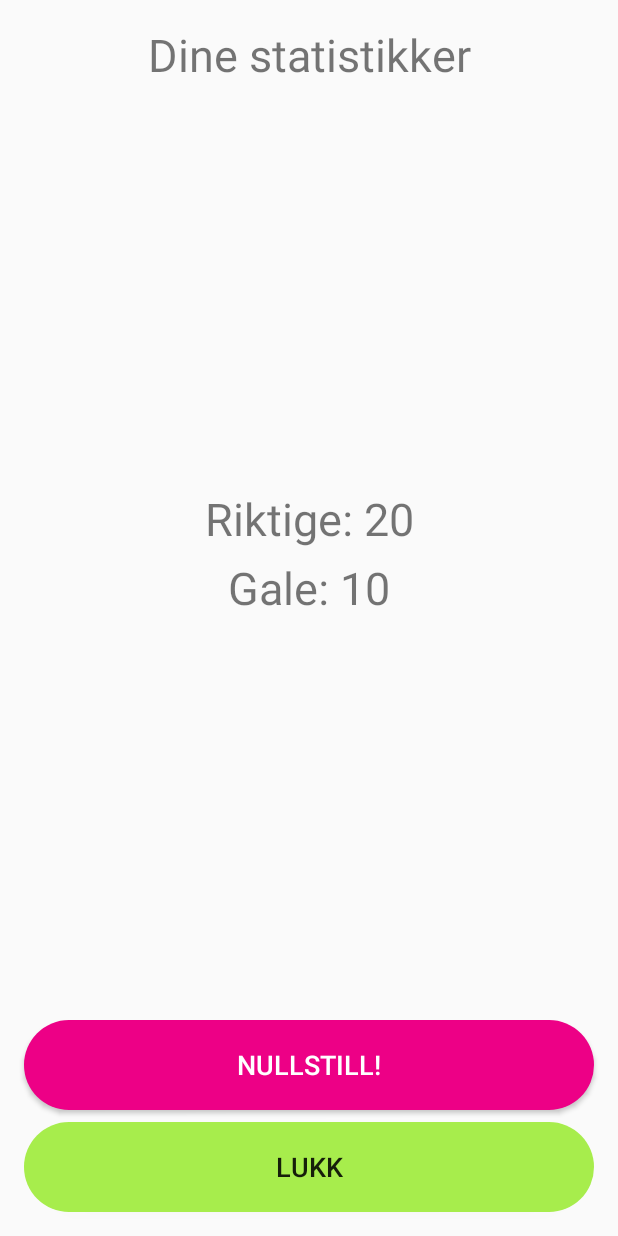
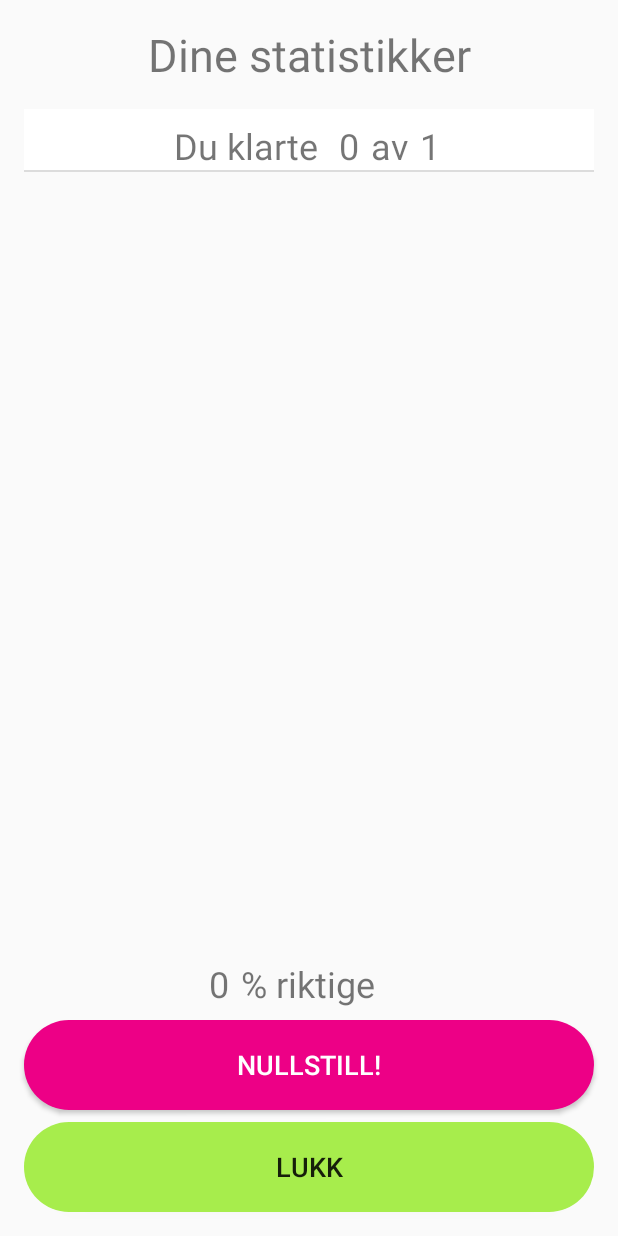
Before and after one commit to TobiasStrom/MatteApp, an Android app: the StatisticsActivity screen opened directly, with no data from a screen before it, on a phone screen of 412 x 824 dp. Run offline under Robolectric (Android 15) with nearby library versions, the phone set to English and light mode, and no system bars.

Commit message:
Fikset sånn at statesikk funker. men bare i portrett modus. La til prosent med den finker ikke.

```diff
--- a/app/src/main/java/com/tobiasstrom/s331392mappe1comtobiasstrom/GameActivity.java
+++ b/app/src/main/java/com/tobiasstrom/s331392mappe1comtobiasstrom/GameActivity.java
@@ -7,6 +7,7 @@ import android.content.Context;
 import android.content.Intent;
 import android.content.res.Configuration;
 import android.content.res.Resources;
+import android.os.Build;
 import android.os.Bundle;
 import android.util.DisplayMetrics;
 import android.util.Log;
@@ -39,8 +40,8 @@ public class GameActivity extends AppCompatActivity implements MyDialog.DialogCl
     private int wrongAwser = 0;
     Dialog myDialog;
     Button btnClose;
+    Button btn_restart;
     TextView txt_result_of, txt_result;
-    ArrayList<Statistics> statistics = new ArrayList<>();
 
 
     private static final String STATE_NUMBEROFQUESTION = "NumberOfQuestion";
@@ -57,7 +58,9 @@ public class GameActivity extends AppCompatActivity implements MyDialog.DialogCl
         Resources res = getResources();
         DisplayMetrics dm = res.getDisplayMetrics();
         Configuration cf = res.getConfiguration();
-        cf.setLocale(new Locale(landskode));
+        if (Build.VERSION.SDK_INT >= Build.VERSION_CODES.JELLY_BEAN_MR1) {
+            cf.setLocale(new Locale(landskode));
+        }
         res.updateConfiguration(cf,dm);
         getSharedPreferences("LANGUAGE",MODE_PRIVATE).edit().putString("landskode",landskode).apply();
     }
@@ -107,14 +110,7 @@ public class GameActivity extends AppCompatActivity implements MyDialog.DialogCl
         btn_game_9.setOnClickListener(listener);
 
         //Henter spørsmålene fra array.xml og legger det inn i et array
-        questions = getResources().getStringArray(R.array.questions);
-        answers = getResources().getStringArray(R.array.answers);
-
-        txt_game_question.setText(questions[questionNumber]+ " =");
-        txt_right_awser.setText(rightAwser+"");
-        txt_wrong_awser.setText(wrongAwser+"");
-
-        nextQuestion();
+        restartGame();
         myDialog = new Dialog(this);
     }
 
@@ -174,10 +170,8 @@ public class GameActivity extends AppCompatActivity implements MyDialog.DialogCl
 
             showPopup(view);
             Statistics anser = new Statistics(rightAwser,numberOfQuestions);
-            Statistics statistics1 = new Statistics(2,6);
-            statistics.add(statistics1);
-            statistics.add(anser);
-            Log.d(TAG, statistics.toString());
+            StatisticsBrain.statistics.add(anser);
+
 
             //Toast toast = Toast.makeText(context, text, duration);
             //toast.show();
@@ -231,10 +225,12 @@ public class GameActivity extends AppCompatActivity implements MyDialog.DialogCl
 
 
 
+
+
         myDialog.setContentView(R.layout.custon_pop_up);
+        btn_restart = (Button) myDialog.findViewById(R.id.btn_restart);
+        btnClose = (Button) myDialog.findViewById(R.id.btn_Close);
 
-        //txt_result.setTextSize(50);
-        btnClose = (Button) myDialog.findViewById(R.id.btn_Close);
         btnClose.setOnClickListener(new View.OnClickListener() {
             @Override
             public void onClick(View v) {
@@ -242,8 +238,35 @@ public class GameActivity extends AppCompatActivity implements MyDialog.DialogCl
                 finish();
             }
         });
+        btn_restart.setOnClickListener(new View.OnClickListener() {
+            @Override
+            public void onClick(View v) {
+                restartGame();
+                myDialog.dismiss();
+
+            }
+        });
+
         myDialog.show();
         //txt_result.setText("Hei");
+    }
+    public void restartGame(){
+        whichQuestion = 0;
+        questionNumber = 0;
+        rightAwser = 0;
+        wrongAwser = 0;
+
+        newNumber.setText("");
+        questions = getResources().getStringArray(R.array.questions);
+        answers = getResources().getStringArray(R.array.answers);
+
+        txt_game_question.setText(questions[questionNumber]+ " =");
+        txt_right_awser.setText(rightAwser+"");
+        txt_wrong_awser.setText(wrongAwser+"");
+
+        nextQuestion();
+
+
     }
 
 
--- a/app/src/main/java/com/tobiasstrom/s331392mappe1comtobiasstrom/Statistics.java
+++ b/app/src/main/java/com/tobiasstrom/s331392mappe1comtobiasstrom/Statistics.java
@@ -1,16 +1,21 @@
 package com.tobiasstrom.s331392mappe1comtobiasstrom;
+
+import android.util.Log;
 
 import java.util.ArrayList;
 
 public class Statistics {
     private int rightAnwser;
     private int numberQuestions;
-
-    ArrayList<Statistics> statistics = new ArrayList<>();
+    private static final String TAG = "Statistics";
 
     public Statistics(int rightAnwser, int numberQuestions) {
+
         this.rightAnwser = rightAnwser;
         this.numberQuestions = numberQuestions;
+    }
+    public void addStatistics(Statistics statistic){
+        StatisticsBrain.statistics.add(statistic);
     }
 
     @Override
@@ -21,4 +26,38 @@ public class Statistics {
                 '}';
     }
 
+    public int getRightAnwser() {
+        return rightAnwser;
+    }
+
+    public void setRightAnwser(int rightAnwser) {
+        this.rightAnwser = rightAnwser;
+    }
+
+    public int getNumberQuestions() {
+        return numberQuestions;
+    }
+
+    public void setNumberQuestions(int numberQuestions) {
+        this.numberQuestions = numberQuestions;
+    }
+    public static int prosent(){
+
+        int numberRigth = 0;
+        int numberQuestion = 0;
+        int prosent = 0;
+        if (!StatisticsBrain.statistics.isEmpty()){
+            for (Statistics statistics : StatisticsBrain.statistics){
+                numberRigth += statistics.getRightAnwser();
+                numberQuestion += statistics.getNumberQuestions();
+
+            }
+
+            prosent = ((numberRigth/numberQuestion)*100);
+            Log.e(TAG, "Riktige: " + numberRigth + " Totalt: " + numberQuestion + " Prosent: " + prosent );
+            return prosent;
+        }
+        System.out.println("Det er ingen spørmål");
+        return prosent;
+    }
 }
--- a/app/src/main/java/com/tobiasstrom/s331392mappe1comtobiasstrom/StatisticsActivity.java
+++ b/app/src/main/java/com/tobiasstrom/s331392mappe1comtobiasstrom/StatisticsActivity.java
@@ -4,13 +4,26 @@ import android.content.res.Configuration;
 import android.content.res.Resources;
 import android.os.Bundle;
 import android.util.DisplayMetrics;
+import android.util.Log;
+import android.view.Menu;
+import android.view.MenuItem;
 import android.view.View;
+import android.widget.ArrayAdapter;
+import android.widget.ListView;
+import android.widget.TextView;
 
+import androidx.annotation.NonNull;
 import androidx.appcompat.app.AppCompatActivity;
+import androidx.constraintlayout.widget.ConstraintLayout;
 
 import java.util.Locale;
 
 public class StatisticsActivity extends AppCompatActivity {
+    private static final String TAG = "StatisticsActivity";
+
+    ListView listView;
+    TextView textView;
+
     public void settland(String landskode) {
         Resources res = getResources();
         DisplayMetrics dm = res.getDisplayMetrics();
@@ -26,9 +39,20 @@ public class StatisticsActivity extends AppCompatActivity {
         settland(getSharedPreferences("LANGUAGE",MODE_PRIVATE).getString("landskode",""));
         super.onCreate(savedInstanceState);
         setContentView(R.layout.activity_statistics);
+        listView = (ListView) findViewById(R.id.xmlListViw);
+        StratisticsAdapter arrayAdapter = new StratisticsAdapter(this, R.layout.listview_row, StatisticsBrain.statistics);
+        listView.setAdapter(arrayAdapter);
+        textView = (TextView) findViewById(R.id.txt_posent);
+        textView.setText(Statistics.prosent()+"");
     }
     public void btnExitStatistics(View view) {
         this.finish();
-        //startActivity(new Intent(this, StatisticsActivity.class));
+    }
+
+    public void btnResetStatistics(View view) {
+        StatisticsBrain.statistics.clear();
+        listView = (ListView) findViewById(R.id.xmlListViw);
+        listView.setAdapter(null);
+
     }
 }
--- /dev/null
+++ b/app/src/main/java/com/tobiasstrom/s331392mappe1comtobiasstrom/StatisticsBrain.java
@@ -0,0 +1,8 @@
+package com.tobiasstrom.s331392mappe1comtobiasstrom;
+
+import java.util.ArrayList;
+
+public class StatisticsBrain {
+    public static ArrayList<Statistics> statistics = new ArrayList<>();
+
+}
--- /dev/null
+++ b/app/src/main/java/com/tobiasstrom/s331392mappe1comtobiasstrom/StratisticsAdapter.java
@@ -0,0 +1,62 @@
+package com.tobiasstrom.s331392mappe1comtobiasstrom;
+
+import android.content.Context;
+import android.util.Log;
+import android.view.LayoutInflater;
+import android.view.View;
+import android.view.ViewGroup;
+import android.widget.ArrayAdapter;
+import android.widget.TextView;
+
+import androidx.annotation.NonNull;
+import androidx.annotation.Nullable;
+
+
+import java.util.List;
+
+public class StratisticsAdapter extends ArrayAdapter {
+    private static final String TAG = "StratisticsAdapter";
+    private final int layoutResource;
+    private final LayoutInflater layoutInflater;
+    private List<Statistics> applications;
+
+
+    public StratisticsAdapter(@NonNull Context context, int resource, List<Statistics> application) {
+        super(context, resource);
+        this.layoutResource = resource;
+        this.layoutInflater = LayoutInflater.from(context);
+        this.applications = application;
+    }
+    @Override
+    public int getCount() {
+        return applications.size();
+    }
+
+    @NonNull
+    @Override
+    public View getView(int position, @Nullable View convertView, @NonNull ViewGroup parent) {
+        ViewHolder viewHolder;
+        if (convertView == null){
+            convertView = layoutInflater.inflate(layoutResource, parent, false);
+            viewHolder = new ViewHolder(convertView);
+            convertView.setTag(viewHolder);
+        } else{
+            viewHolder = (ViewHolder) convertView.getTag();
+        }
+
+        Statistics currentApp = applications.get(position);
+        viewHolder.tvRigth.setText(currentApp.getRightAnwser()+"");
+        viewHolder.tvNumber.setText(currentApp.getNumberQuestions()+"");
+        return convertView;
+    }
+    private class ViewHolder{
+        final TextView tvRigth;
+        final TextView tvNumber;
+
+        public ViewHolder(View v) {
+            this.tvRigth = v.findViewById(R.id.tvRigth);
+            this.tvNumber = v.findViewById(R.id.tvNumber);
+        }
+    }
+
+}
--- a/app/src/main/res/layout/activity_statistics.xml
+++ b/app/src/main/res/layout/activity_statistics.xml
@@ -2,9 +2,9 @@
 <androidx.constraintlayout.widget.ConstraintLayout xmlns:android="http://schemas.android.com/apk/res/android"
     xmlns:app="http://schemas.android.com/apk/res-auto"
     xmlns:tools="http://schemas.android.com/tools"
+    android:id="@+id/lvStatistics"
     android:layout_width="match_parent"
-    android:layout_height="match_parent"
-    >
+    android:layout_height="match_parent">
 
     <TextView
         android:id="@+id/txt_stats_title"
@@ -19,49 +19,6 @@
         app:layout_constraintStart_toStartOf="parent"
         app:layout_constraintTop_toTopOf="parent" />
 
-    <androidx.constraintlayout.widget.ConstraintLayout
-        android:layout_width="0dp"
-        android:layout_height="wrap_content"
-        android:layout_marginStart="8dp"
-        android:layout_marginLeft="8dp"
-        android:layout_marginEnd="8dp"
-        android:layout_marginRight="8dp"
-        app:layout_constraintBottom_toTopOf="@+id/btn_stats_reset"
-        app:layout_constraintEnd_toEndOf="parent"
-        app:layout_constraintStart_toStartOf="parent"
-        app:layout_constraintTop_toBottomOf="@+id/txt_stats_title">
-
-        <TextView
-            android:id="@+id/txt_stats_correct"
-            android:layout_width="wrap_content"
-            android:layout_height="wrap_content"
-            android:layout_margin="5dp"
-            android:layout_marginStart="8dp"
-            android:layout_marginTop="8dp"
-            android:layout_marginEnd="8dp"
-            android:text="@string/txt_stats_correct_test"
-            android:textSize="30sp"
-            app:layout_constraintEnd_toEndOf="parent"
-            app:layout_constraintStart_toStartOf="parent"
-            app:layout_constraintTop_toTopOf="parent" />
-
-        <TextView
-            android:id="@+id/txt_stats_wrong"
-            android:layout_width="wrap_content"
-            android:layout_height="wrap_content"
-            android:layout_margin="5dp"
-            android:layout_marginStart="8dp"
-            android:layout_marginTop="8dp"
-            android:layout_marginEnd="8dp"
-            android:layout_marginBottom="8dp"
-            android:text="@string/txt_stats_wrong_test"
-            android:textSize="30sp"
-            app:layout_constraintBottom_toBottomOf="parent"
-            app:layout_constraintEnd_toEndOf="parent"
-            app:layout_constraintStart_toStartOf="parent"
-            app:layout_constraintTop_toBottomOf="@+id/txt_stats_correct" />
-    </androidx.constraintlayout.widget.ConstraintLayout>
-
     <Button
         android:id="@+id/btn_stats_reset"
         android:layout_width="0dp"
@@ -75,6 +32,7 @@
         android:text="@string/btn_stats_reset"
         android:textColor="@android:color/white"
         android:textSize="18sp"
+        android:onClick="btnResetStatistics"
         app:layout_constraintBottom_toTopOf="@+id/button5"
         app:layout_constraintEnd_toEndOf="parent"
         app:layout_constraintHorizontal_bias="0.48"
@@ -97,4 +55,42 @@
         app:layout_constraintEnd_toEndOf="parent"
         app:layout_constraintHorizontal_bias="0.0"
         app:layout_constraintStart_toStartOf="parent" />
+
+    <ListView
+        android:id="@+id/xmlListViw"
+        android:layout_width="0dp"
+        android:layout_height="0dp"
+        android:layout_marginStart="16dp"
+        android:layout_marginLeft="16dp"
+        android:layout_marginTop="16dp"
+        android:layout_marginEnd="16dp"
+        android:layout_marginRight="16dp"
+        android:layout_marginBottom="8dp"
+        app:layout_constraintBottom_toTopOf="@+id/txt_posent"
+        app:layout_constraintEnd_toEndOf="parent"
+        app:layout_constraintStart_toStartOf="parent"
+        app:layout_constraintTop_toBottomOf="@+id/txt_stats_title" />
+
+    <TextView
+        android:id="@+id/txt_posent"
+        android:layout_width="wrap_content"
+        android:layout_height="wrap_content"
+        android:layout_marginBottom="8dp"
+        android:text="60"
+        android:textSize="24sp"
+        app:layout_constraintBottom_toTopOf="@+id/btn_stats_reset"
+        app:layout_constraintEnd_toEndOf="parent"
+        app:layout_constraintHorizontal_bias="0.35"
+        app:layout_constraintStart_toStartOf="parent" />
+
+    <TextView
+        android:id="@+id/textView9"
+        android:layout_width="wrap_content"
+        android:layout_height="wrap_content"
+        android:layout_marginStart="8dp"
+        android:layout_marginLeft="8dp"
+        android:text="% riktige"
+        android:textSize="24sp"
+        app:layout_constraintBaseline_toBaselineOf="@+id/txt_posent"
+        app:layout_constraintStart_toEndOf="@+id/txt_posent" />
 </androidx.constraintlayout.widget.ConstraintLayout>
--- /dev/null
+++ b/app/src/main/res/layout/listview_row.xml
@@ -0,0 +1,55 @@
+<?xml version="1.0" encoding="utf-8"?>
+<androidx.constraintlayout.widget.ConstraintLayout xmlns:android="http://schemas.android.com/apk/res/android"
+    xmlns:app="http://schemas.android.com/apk/res-auto"
+    xmlns:tools="http://schemas.android.com/tools"
+    android:layout_width="match_parent"
+    android:layout_height="match_parent"
+    android:background="#ffffff"
+    android:descendantFocusability="afterDescendants"
+    android:orientation="vertical">
+
+    <TextView
+        android:id="@+id/textView"
+        android:layout_width="wrap_content"
+        android:layout_height="wrap_content"
+        android:layout_marginTop="8dp"
+        android:text="Du klarte "
+        android:textSize="24sp"
+        app:layout_constraintEnd_toEndOf="parent"
+        app:layout_constraintHorizontal_bias="0.36"
+        app:layout_constraintStart_toStartOf="parent"
+        app:layout_constraintTop_toTopOf="parent" />
+
+    <TextView
+        android:id="@+id/tvRigth"
+        android:layout_width="wrap_content"
+        android:layout_height="wrap_content"
+        android:layout_marginStart="8dp"
+        android:layout_marginLeft="8dp"
+        android:text="8"
+        android:textSize="24sp"
+        app:layout_constraintBaseline_toBaselineOf="@+id/textView"
+        app:layout_constraintStart_toEndOf="@+id/textView" />
+
+    <TextView
+        android:id="@+id/textView8"
+        android:layout_width="wrap_content"
+        android:layout_height="wrap_content"
+        android:layout_marginStart="8dp"
+        android:layout_marginLeft="8dp"
+        android:text="av"
+        android:textSize="24sp"
+        app:layout_constraintBaseline_toBaselineOf="@+id/tvRigth"
+        app:layout_constraintStart_toEndOf="@+id/tvRigth" />
+
+    <TextView
+        android:id="@+id/tvNumber"
+        android:layout_width="wrap_content"
+        android:layout_height="wrap_content"
+        android:layout_marginStart="8dp"
+        android:layout_marginLeft="8dp"
+        android:text="15"
+        android:textSize="24sp"
+        app:layout_constraintBaseline_toBaselineOf="@+id/textView8"
+        app:layout_constraintStart_toEndOf="@+id/textView8" />
+</androidx.constraintlayout.widget.ConstraintLayout>
```
